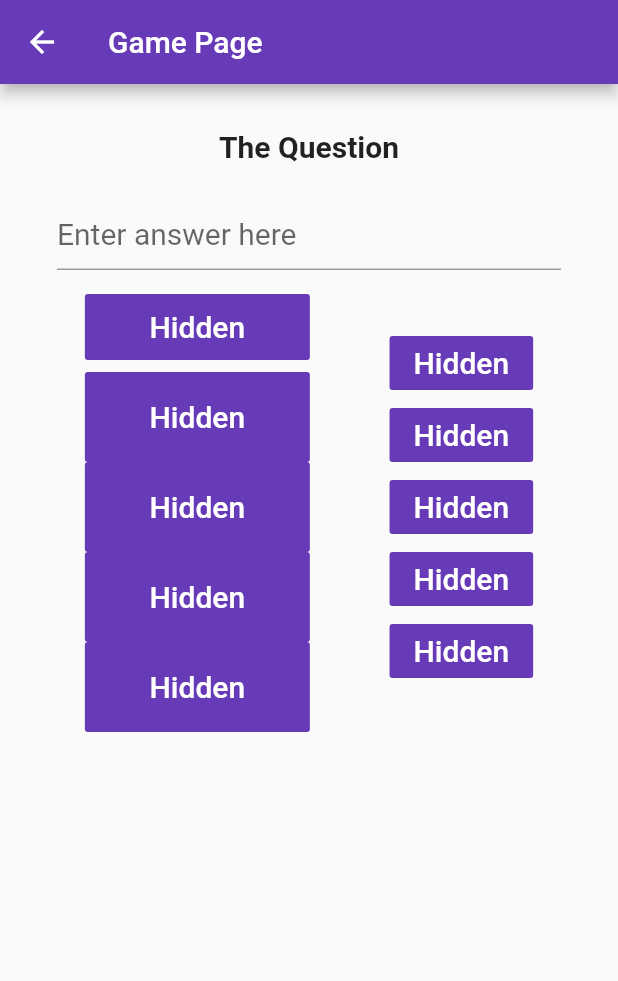
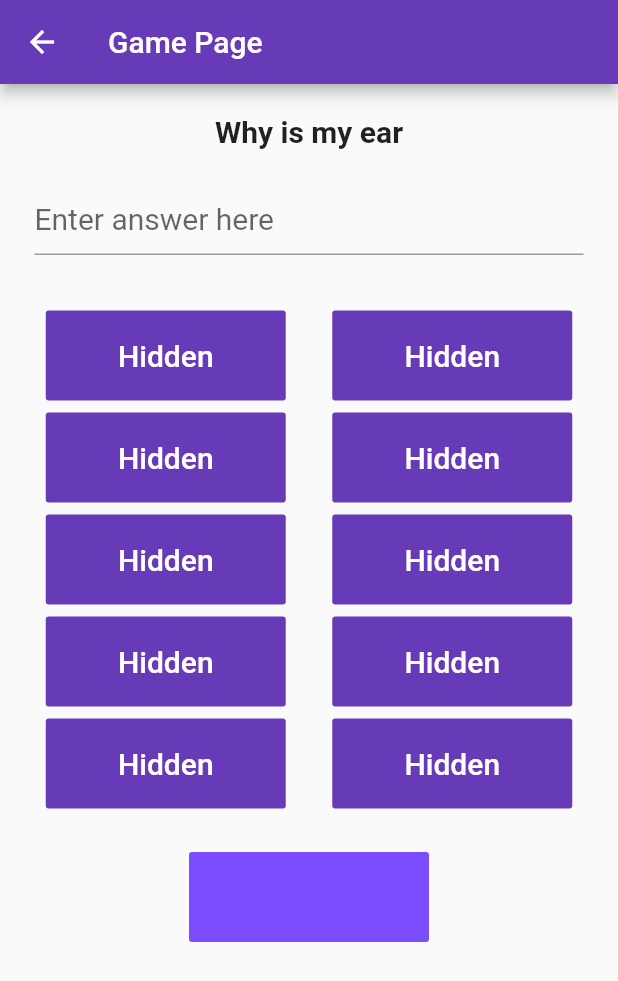
Before and after one commit to AndrewBert/feud_demo, a Flutter app: the screen it shows after launch, after a tap on "PLAY", on a phone screen of 412 x 824 dp. Shown: the top 981 px of the screen. Run offline on Flutter 3.47's test engine with Material 2 defaults, Android fonts, the phone set to English and light mode, and no system bars; network calls fail.

Commit message:
added working next round button

```diff
--- a/lib/game_page.dart
+++ /dev/null
@@ -1,147 +0,0 @@
-import 'package:flutter/material.dart';
-
-
-class GamePage extends StatelessWidget {
-  @override
-  Widget build(BuildContext context) {
-    return Scaffold(
-      appBar: AppBar(
-        title: Text('Game Page'),
-        backgroundColor: Colors.deepPurple,
-      ),
-      body: Container(
-        child: Center(
-          child: Padding(
-            padding: EdgeInsets.all(30),
-            child: Column(
-              mainAxisAlignment: MainAxisAlignment.start,
-              children: <Widget>[
-                Padding(
-                  padding: const EdgeInsets.only(bottom: 15),
-                  child: Text('The Question', style: TextStyle(fontSize: 20, fontWeight: FontWeight.bold),),
-                ),
-                Padding(
-                  padding: const EdgeInsets.all(8.0),
-                  child: TextField(
-                    decoration: InputDecoration(
-                      hintText: 'Enter answer here'
-                    ),
-                    style: TextStyle(fontSize: 20),
-                  ),
-                ),
-                Row(
-                  mainAxisAlignment: MainAxisAlignment.spaceAround,
-                  children: <Widget>[
-                    Column(
-                      mainAxisAlignment: MainAxisAlignment.end,
-                      children: <Widget>[
-                        Container(
-                          height: 60,
-                          width: 150,
-                          padding: EdgeInsets.symmetric(vertical: 8),
-                          child: FlatButton(
-                            disabledColor: Colors.deepPurple,
-                            disabledTextColor: Colors.white,
-                            onPressed: null,
-                            child: Text('Hidden', style: TextStyle(fontSize: 20),
-                            ),
-                          ),
-                        ),
-                        Container(
-                          height: 60,
-                          width: 150,
-                          child: FlatButton(
-                            disabledColor: Colors.deepPurple,
-                            disabledTextColor: Colors.white,
-                            onPressed: null,
-                            child: Text('Hidden', style: TextStyle(fontSize: 20),
-                            ),
-                          ),
-                        ),
-                        Container(
-                          height: 60,
-                          width: 150,
-                          child: FlatButton(
-                            disabledColor: Colors.deepPurple,
-                            disabledTextColor: Colors.white,
-                            onPressed: null,
-                            child: Text('Hidden', style: TextStyle(fontSize: 20),
-                            ),
-                          ),
-                        ),
-                        Container(
-                          height: 60,
-                          width: 150,
-                          child: FlatButton(
-                            disabledColor: Colors.deepPurple,
-                            disabledTextColor: Colors.white,
-                            onPressed: null,
-                            child: Text('Hidden', style: TextStyle(fontSize: 20),
-                            ),
-                          ),
-                        ),
-                        Container(
-                          height: 60,
-                          width: 150,
-                          child: FlatButton(
-                            disabledColor: Colors.deepPurple,
-                            disabledTextColor: Colors.white,
-                            onPressed: null,
-                            child: Text('Hidden', style: TextStyle(fontSize: 20),
-                            ),
-                          ),
-                        ),
-
-                      ],
-                    ),
-                    Column(
-                      mainAxisAlignment: MainAxisAlignment.spaceEvenly,
-                      children: <Widget>[
-                        FlatButton(
-                          disabledColor: Colors.deepPurple,
-                          disabledTextColor: Colors.white,
-                          onPressed: null,
-                          child: Text('Hidden', style: TextStyle(fontSize: 20),
-                          ),
-                        ),
-                        FlatButton(
-                          disabledColor: Colors.deepPurple,
-                          disabledTextColor: Colors.white,
-                          onPressed: null,
-                          child: Text('Hidden', style: TextStyle(fontSize: 20),
-                          ),
-                        ),
-                        FlatButton(
-                          disabledColor: Colors.deepPurple,
-                          disabledTextColor: Colors.white,
-                          onPressed: null,
-                          child: Text('Hidden', style: TextStyle(fontSize: 20),
-                          ),
-                        ),
-                        FlatButton(
-                          disabledColor: Colors.deepPurple,
-                          disabledTextColor: Colors.white,
-                          onPressed: null,
-                          child: Text('Hidden', style: TextStyle(fontSize: 20),
-                          ),
-                        ),
-                        FlatButton(
-                          disabledColor: Colors.deepPurple,
-                          disabledTextColor: Colors.white,
-                          onPressed: null,
-                          child: Text('Hidden', style: TextStyle(fontSize: 20),
-                          ),
-                        ),
-
-                      ],
-                    ),
-                  ],
-                ),
-              ],
-            ),
-          ),
-        ),
-      ),
-    );
-  }
-}
--- /dev/null
+++ b/lib/game_page/game_page.dart
@@ -0,0 +1,223 @@
+import 'package:flutter/material.dart';
+import 'dart:convert';
+import 'package:http/http.dart' as http;
+
+
+class GamePage extends StatefulWidget {
+  @override
+  _GamePageState createState() => _GamePageState();
+}
+
+class _GamePageState extends State<GamePage> {
+
+  List _data;
+  static String url = "suggestqueries.google.com";
+  static String _question = 'Why is my ear';
+  final _uri =
+  Uri.https(url, "/complete/search", {'client': 'firefox', 'q': _question});
+
+  Future<String> _getJsonData() async {
+    var _response = await http.get(_uri, headers: {"Accept": "application/json"});
+
+    var _toJsonData = json.decode(_response.body);
+    _data = _toJsonData;
+    _data = _data[1];
+    print('This is the data: $_data');
+    print('Length: ${_data.length}');
+
+
+    return "Success";
+  }
+
+  void nextQuestion(){
+    setState(() {
+      _question = 'Question 2';
+    });
+    print(_question);
+  }
+
+
+
+  @override
+  Widget build(BuildContext context) {
+    _getJsonData();
+    return Scaffold(
+      appBar: AppBar(
+        title: Text('Game Page'),
+        backgroundColor: Colors.deepPurple,
+      ),
+      body: Container(
+        child: Center(
+          child: Padding(
+            padding: EdgeInsets.symmetric(vertical: 20, horizontal: 15),
+            child: Column(
+              mainAxisAlignment: MainAxisAlignment.start,
+              children: <Widget>[
+                Padding(
+                  padding: EdgeInsets.only(bottom: 15),
+                  child: Text(_question, style: TextStyle(fontSize: 20, fontWeight: FontWeight.bold),),
+                ),
+                Padding(
+                  padding: EdgeInsets.all(8.0),
+                  child: TextField(
+                    decoration: InputDecoration(
+                      hintText: 'Enter answer here'
+                    ),
+                    style: TextStyle(fontSize: 20),
+                  ),
+                ),
+                Padding(
+                  padding: EdgeInsets.symmetric(vertical: 25),
+                  child: Row(
+                    mainAxisAlignment: MainAxisAlignment.spaceAround,
+                    children: <Widget>[
+                      Column(
+                        children: <Widget>[
+                          Container(
+                            height: 60,
+                            width: 160,
+                            margin: EdgeInsets.symmetric(vertical: 4, horizontal: 0),
+                            child: FlatButton(
+                              disabledColor: Colors.deepPurple,
+                              disabledTextColor: Colors.white,
+                              onPressed: null,
+                              child: Text('Hidden', style: TextStyle(fontSize: 20),
+                              ),
+                            ),
+                          ),
+                          Container(
+                            height: 60,
+                            width: 160,
+                            margin: EdgeInsets.symmetric(vertical: 4, horizontal: 0),
+                            child: FlatButton(
+                              disabledColor: Colors.deepPurple,
+                              disabledTextColor: Colors.white,
+                              onPressed: null,
+                              child: Text('Hidden', style: TextStyle(fontSize: 20),
+                              ),
+                            ),
+                          ),
+                          Container(
+                            height: 60,
+                            width: 160,
+                            margin: EdgeInsets.symmetric(vertical: 4, horizontal: 0),
+                            child: FlatButton(
+                              disabledColor: Colors.deepPurple,
+                              disabledTextColor: Colors.white,
+                              onPressed: null,
+                              child: Text('Hidden', style: TextStyle(fontSize: 20),
+                              ),
+                            ),
+                          ),
+                          Container(
+                            height: 60,
+                            width: 160,
+                            margin: EdgeInsets.symmetric(vertical: 4, horizontal: 0),
+                            child: FlatButton(
+                              disabledColor: Colors.deepPurple,
+                              disabledTextColor: Colors.white,
+                              onPressed: null,
+                              child: Text('Hidden', style: TextStyle(fontSize: 20),
+                              ),
+                            ),
+                          ),
+                          Container(
+                            height: 60,
+                            width: 160,
+                            margin: EdgeInsets.symmetric(vertical: 4, horizontal: 0),
+                            child: FlatButton(
+                              disabledColor: Colors.deepPurple,
+                              disabledTextColor: Colors.white,
+                              onPressed: null,
+                              child: Text('Hidden', style: TextStyle(fontSize: 20),
+                              ),
+                            ),
+                          ),
+                        ],
+                      ),
+                      Column(
+                        mainAxisAlignment: MainAxisAlignment.spaceEvenly,
+                        children: <Widget>[
+                          Container(
+                            height: 60,
+                            width: 160,
+                            margin: EdgeInsets.symmetric(vertical: 4, horizontal: 0),
+                            child: FlatButton(
+                              disabledColor: Colors.deepPurple,
+                              disabledTextColor: Colors.white,
+                              onPressed: null,
+                              child: Text('Hidden', style: TextStyle(fontSize: 20),
+                              ),
+                            ),
+                          ),
+                          Container(
+                            height: 60,
+                            width: 160,
+                            margin: EdgeInsets.symmetric(vertical: 4, horizontal: 0),
+                            child: FlatButton(
+                              disabledColor: Colors.deepPurple,
+                              disabledTextColor: Colors.white,
+                              onPressed: null,
+                              child: Text('Hidden', style: TextStyle(fontSize: 20),
+                              ),
+                            ),
+                          ),
+                          Container(
+                            height: 60,
+                            width: 160,
+                            margin: EdgeInsets.symmetric(vertical: 4, horizontal: 0),
+                            child: FlatButton(
+                              disabledColor: Colors.deepPurple,
+                              disabledTextColor: Colors.white,
+                              onPressed: null,
+                              child: Text('Hidden', style: TextStyle(fontSize: 20),
+                              ),
+                            ),
+                          ),
+                          Container(
+                            height: 60,
+                            width: 160,
+                            margin: EdgeInsets.symmetric(vertical: 4, horizontal: 0),
+                            child: FlatButton(
+                              disabledColor: Colors.deepPurple,
+                              disabledTextColor: Colors.white,
+                              onPressed: null,
+                              child: Text('Hidden', style: TextStyle(fontSize: 20),
+                              ),
+                            ),
+                          ),
+                          Container(
+                            height: 60,
+                            width: 160,
+                            margin: EdgeInsets.symmetric(vertical: 4, horizontal: 0),
+                            child: FlatButton(
+                              disabledColor: Colors.deepPurple,
+                              disabledTextColor: Colors.white,
+                              onPressed: null,
+                              child: Text('Hidden', style: TextStyle(fontSize: 20),
+                              ),
+                            ),
+                          ),
+                        ],
+                      ),
+                    ],
+                  ),
+                ),
+                Container(
+                  height: 60,
+                  width: 160,
+                  child: FlatButton(
+                    color: Colors.deepPurpleAccent,
+                    onPressed: () {
+                      nextQuestion();
+                    },
+                  ),
+                )
+              ],
+            ),
+          ),
+        ),
+      ),
+    );
+  }
+}
--- /dev/null
+++ b/lib/game_page/gfeud_class.dart
@@ -0,0 +1,18 @@
+
+class Gfeud {
+
+  List<String> questions;
+  String answer;
+  List<String> usedQuestions;
+
+  String getRandomQuestion(){
+    return 'Nothing';
+  }
+
+  String removePunctuation(){
+    return 'Nothing';
+  }
+
+
+
+}
--- a/lib/route_generator.dart
+++ b/lib/route_generator.dart
@@ -1,4 +1,4 @@
-import 'package:feud_demo/game_page.dart';
+import 'package:feud_demo/game_page/game_page.dart';
 import 'package:feud_demo/home_page.dart';
 import 'package:flutter/material.dart';
 
```
